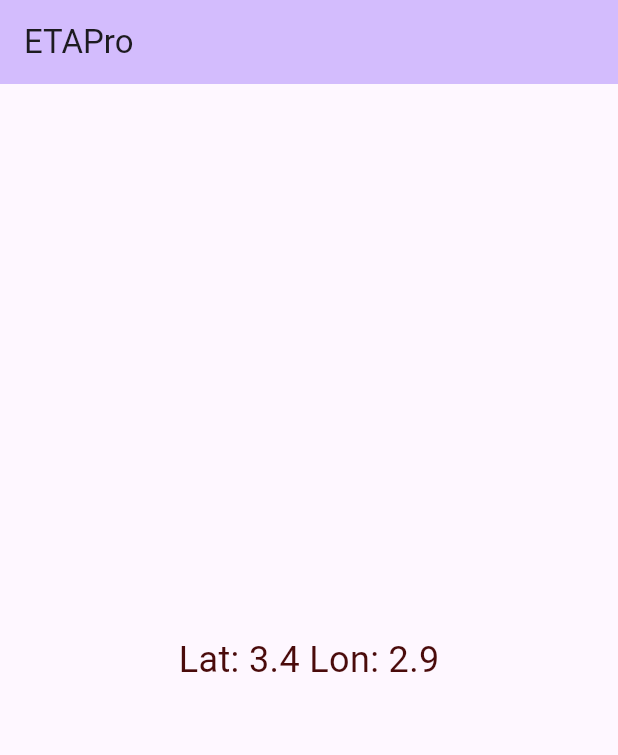
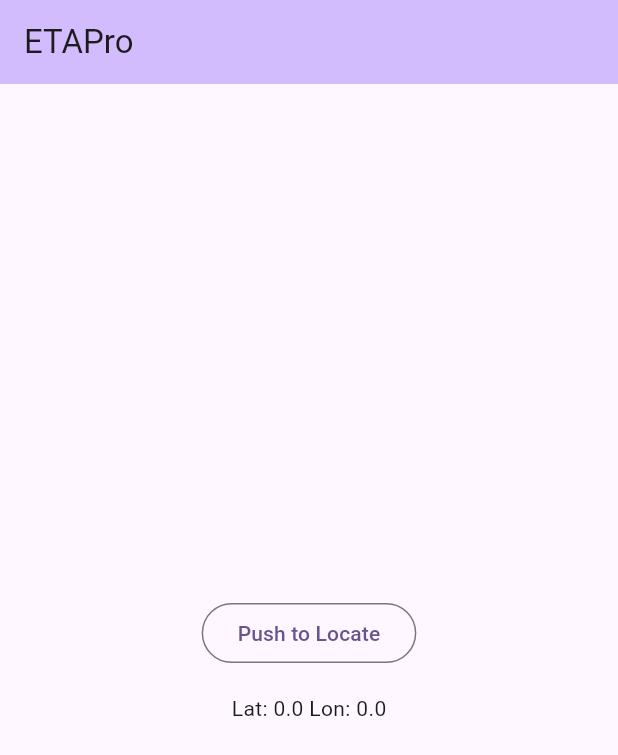
Before and after one commit to mjw1200/ETAPro, a Flutter app: the screen it shows after launch, on a phone screen of 412 x 824 dp. Shown: the top 755 px of the screen. Run offline on Flutter 3.47's test engine with Material 2 defaults, Android fonts, the phone set to English and light mode, and no system bars; our stand-ins replace geolocator.

Commit message:
Got lat/lon showing. Very basic.

```diff
--- a/lib/location.dart
+++ b/lib/location.dart
@@ -1,11 +1,18 @@
 import 'package:geolocator/geolocator.dart';
 import 'package:flutter/material.dart';
 
-class Location extends StatelessWidget {
-  final GeolocatorPlatform geolocatorPlatform = GeolocatorPlatform.instance;
-  final Position lastPosition = Position(
-      longitude: 2.9,
-      latitude: 3.4,
+class Location extends StatefulWidget {
+  const Location({super.key});
+
+  @override
+  State<StatefulWidget> createState() => _LocationState();
+}
+
+class _LocationState extends State<Location> {
+  final GeolocatorPlatform _geolocatorPlatform = GeolocatorPlatform.instance;
+  Position _lastPos = Position(
+      longitude: 0.0,
+      latitude: 0.0,
       timestamp: DateTime.now(),
       accuracy: 0.0,
       altitude: 0.0,
@@ -13,20 +20,24 @@ class Location extends StatelessWidget {
       speed: 0.0,
       speedAccuracy: 0.0);
 
-  Location({super.key});
+  @override
+  void initState() {
+    // _lastPos = await geolocatorPlatform.getCurrentPosition();
+    super.initState();
+  }
 
   @override
   Widget build(BuildContext context) {
-    return Text(
-      'Lat: ${lastPosition.latitude} Lon: ${lastPosition.longitude}',
-      style:
-          const TextStyle(fontSize: 24, color: Color.fromARGB(255, 74, 11, 11)),
-    );
+    return Column(mainAxisAlignment: MainAxisAlignment.center, children: [
+      OutlinedButton(onPressed: setCurrentPosition, child: const Text('Push to Locate')),
+      const Padding(padding: EdgeInsets.all(8.0)),
+      Text('Lat: ${_lastPos.latitude} Lon: ${_lastPos.longitude}')
+    ]);
   }
 
-  // Future<void> setCurrentPosition() async =>
-  //     {
-  //       Position pos = await geolocatorPlatform.getCurrentPosition();
-  //       lastPosition.lat
-  //     };
+  Future<void> setCurrentPosition() async {
+    setState(() {});
+
+    _lastPos = await _geolocatorPlatform.getCurrentPosition();
+  }
 }
--- a/lib/main.dart
+++ b/lib/main.dart
@@ -74,7 +74,7 @@ class _MyHomePageState extends State<MyHomePage> {
         // the App.build method, and use it to set our appbar title.
         title: Text(widget.title),
       ),
-      body: Center(
+      body: const Center(
         // Center is a layout widget. It takes a single child and positions it
         // in the middle of the parent.
         child: Column(
```
